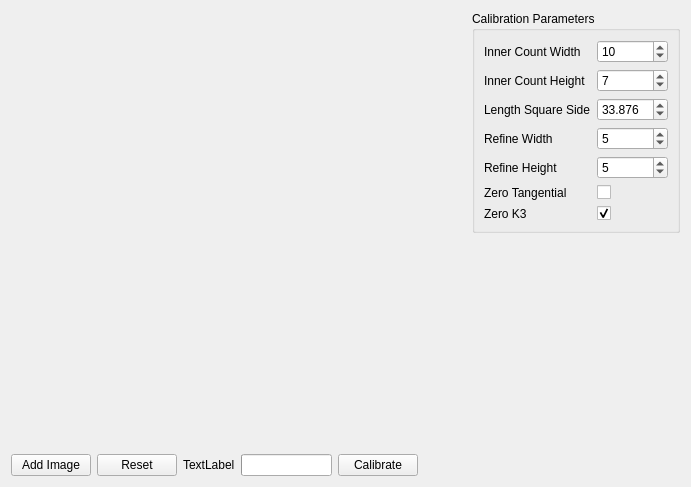
First picture: the form in ui/calibration_widget.ui, repository cheind/reconstructme-qt, before the edit.
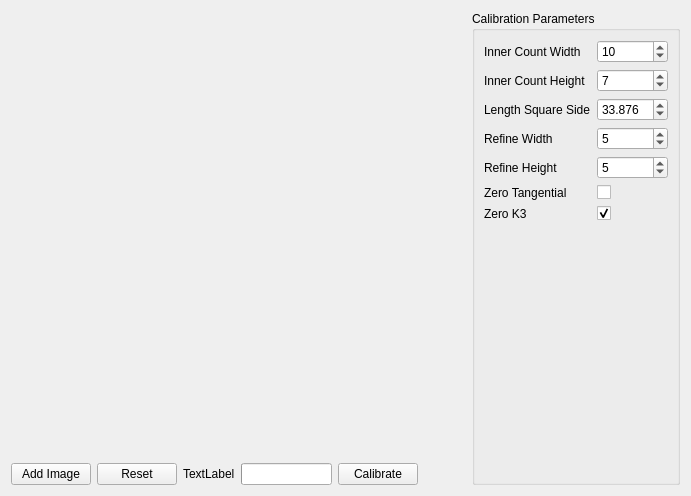
Second picture: the form after the edit.

Commit message: removed calibration from ui 3D preview in pause mode

```diff
--- a/ui/calibration_widget.ui
+++ b/ui/calibration_widget.ui
@@ -7,7 +7,7 @@
     <x>0</x>
     <y>0</y>
     <width>691</width>
-    <height>487</height>
+    <height>496</height>
    </rect>
   </property>
   <property name="windowTitle">
@@ -18,6 +18,12 @@
     <layout class="QGridLayout" name="gridLayout_3">
      <item row="4" column="1">
       <layout class="QHBoxLayout" name="horizontalLayout_2">
+       <property name="spacing">
+        <number>6</number>
+       </property>
+       <property name="sizeConstraint">
+        <enum>QLayout::SetDefaultConstraint</enum>
+       </property>
        <item>
         <widget class="QPushButton" name="addpicture_btn">
          <property name="text">
@@ -91,7 +97,7 @@
          <property name="sizeHint" stdset="0">
           <size>
            <width>40</width>
-           <height>20</height>
+           <height>10</height>
           </size>
          </property>
         </spacer>
@@ -266,24 +272,24 @@
               </property>
              </widget>
             </item>
+            <item row="8" column="0" colspan="2">
+             <spacer name="verticalSpacer">
+              <property name="orientation">
+               <enum>Qt::Vertical</enum>
+              </property>
+              <property name="sizeHint" stdset="0">
+               <size>
+                <width>20</width>
+                <height>40</height>
+               </size>
+              </property>
+             </spacer>
+            </item>
            </layout>
           </item>
          </layout>
         </widget>
        </item>
-       <item>
-        <spacer name="verticalSpacer">
-         <property name="orientation">
-          <enum>Qt::Vertical</enum>
-         </property>
-         <property name="sizeHint" stdset="0">
-          <size>
-           <width>20</width>
-           <height>40</height>
-          </size>
-         </property>
-        </spacer>
-       </item>
       </layout>
      </item>
      <item row="0" column="1" rowspan="4">
```
Left out of the diff: 40 changed lines with no effect on the pictures. The commit also changes 9 other files.
